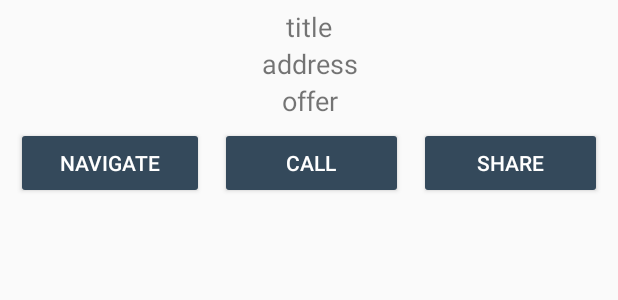
After one commit to Waquar-Syed/NearBy, an Android app: the layout info_dialog.xml on its own in the app's theme, with its tools: preview values and no code run, on a phone screen of 412 x 824 dp. The commit adds this screen. Shown: the top 300 px of the screen. Run offline under Robolectric (Android 15) with nearby library versions, the phone set to English and light mode, and no system bars; network calls fail.

Commit message:
Added Dialog and Api call

```diff
--- a/app/src/main/AndroidManifest.xml
+++ b/app/src/main/AndroidManifest.xml
@@ -5,6 +5,7 @@
     <uses-permission android:name="android.permission.INTERNET"/>
     <uses-permission android:name="android.permission.ACCESS_COARSE_LOCATION"/>
     <application
+        android:name=".ApplicationController"
         android:allowBackup="true"
         android:icon="@mipmap/ic_launcher"
         android:label="@string/app_name"
--- a/app/src/main/java/in/nj/nearby/common/AppConstants.java
+++ b/app/src/main/java/in/nj/nearby/common/AppConstants.java
@@ -19,4 +19,7 @@ public class AppConstants {
         items.add("Electronics");
         return items;
     }
+
+    public static final String GET_ADDRESS_URL = "https://maps.googleapis.com/maps/api/geocode/json?";
+    public static final String GET_POS_URL = "http://192.168.43.228:8080/api/getPOS?";
 }
--- a/app/src/main/res/layout/activity_map.xml
+++ b/app/src/main/res/layout/activity_map.xml
@@ -35,6 +35,8 @@
             android:layout_width="match_parent"
             android:layout_height="22dp"
             android:hint="Search"
+            android:textColor="@color/grey_blue"
+            android:textStyle="bold"
             android:layout_margin="10dp"
             android:drawableLeft="@drawable/search"/>
 
--- /dev/null
+++ b/app/src/main/res/layout/custom_info_window.xml
@@ -0,0 +1,5 @@
+<?xml version="1.0" encoding="utf-8"?>
+<RelativeLayout xmlns:android="http://schemas.android.com/apk/res/android"
+    android:layout_width="match_parent" android:layout_height="match_parent">
+
+</RelativeLayout>
--- /dev/null
+++ b/app/src/main/res/layout/info_dialog.xml
@@ -0,0 +1,67 @@
+<?xml version="1.0" encoding="utf-8"?>
+<LinearLayout xmlns:android="http://schemas.android.com/apk/res/android"
+    android:layout_width="match_parent"
+    android:layout_height="wrap_content"
+    android:orientation="vertical"
+    android:padding="5dp"
+    android:layout_gravity="center_horizontal">
+
+    <TextView
+        android:id="@+id/title"
+        android:layout_width="match_parent"
+        android:layout_height="wrap_content"
+        android:textSize="18sp"
+        android:text="title"
+        android:gravity="center"/>
+    <TextView
+        android:id="@+id/address"
+        android:layout_width="match_parent"
+        android:layout_height="wrap_content"
+        android:textSize="18sp"
+        android:gravity="center"
+        android:text="address"/>
+
+    <TextView
+        android:id="@+id/offer"
+        android:layout_width="match_parent"
+        android:layout_height="wrap_content"
+        android:textSize="18sp"
+        android:gravity="center"
+        android:text="offer"/>
+
+    <LinearLayout
+        android:layout_width="match_parent"
+        android:layout_height="wrap_content"
+        android:orientation="horizontal"
+        android:weightSum="3">
+        <Button
+            android:id="@+id/btn_navigate"
+            android:layout_width="wrap_content"
+            android:layout_height="wrap_content"
+            android:backgroundTint="@color/grey_blue"
+            android:textColor="@color/white"
+            android:layout_weight="1"
+            android:layout_margin="5dp"
+            android:text="navigate"/>
+
+        <Button
+            android:id="@+id/btn_call"
+            android:layout_width="wrap_content"
+            android:layout_height="wrap_content"
+            android:layout_margin="5dp"
+            android:backgroundTint="@color/grey_blue"
+            android:textColor="@color/white"
+            android:layout_weight="1"
+            android:text="call"/>
+        <Button
+            android:id="@+id/btn_share"
+            android:layout_margin="5dp"
+            android:layout_width="wrap_content"
+            android:layout_height="wrap_content"
+            android:backgroundTint="@color/grey_blue"
+            android:textColor="@color/white"
+            android:layout_weight="1"
+            android:text="share"/>
+    </LinearLayout>
+
+</LinearLayout>
--- a/app/src/main/res/values/colors.xml
+++ b/app/src/main/res/values/colors.xml
@@ -1,6 +1,11 @@
 <?xml version="1.0" encoding="utf-8"?>
 <resources>
-    <color name="colorPrimary">#3F51B5</color>
-    <color name="colorPrimaryDark">#303F9F</color>
-    <color name="colorAccent">#FF4081</color>
+    <color name="colorPrimary">#2c3e50</color>
+    <color name="colorPrimaryDark">#2c3e50</color>
+    <color name="colorAccent">#2c3e50</color>
+    <color name="grey_blue">#34495b</color>
+    <color name="grey_blue_dark">#2c3e50</color>
+    <color name="grey_blue_light">#3C6478</color>
+    <color name="white">#FFFFFF</color>
+    <color name="light_grey">#EBEBEB</color>
 </resources>
--- a/build.gradle
+++ b/build.gradle
@@ -4,14 +4,15 @@
  // Top-level build file where you can add configuration options common to all sub-projects/modules.
 
 buildscript {
+    ext.kotlin_version = '1.2.0'
 
     repositories {
         google()
         jcenter()
     }
     dependencies {
-        classpath 'com.android.tools.build:gradle:3.0.0-beta7'
-
+        classpath 'com.android.tools.build:gradle:3.0.1'
+        classpath "org.jetbrains.kotlin:kotlin-gradle-plugin:$kotlin_version"
 
         // NOTE: Do not place your application dependencies here; they belong
         // in the individual module build.gradle files
```
Also changed, not shown: app/build.gradle (+8 -0 lines), app/src/main/java/in/nj/nearby/ApplicationController.java (added, +57 -0 lines), app/src/main/java/in/nj/nearby/model/model.kt (added, +47 -0 lines), app/src/main/java/in/nj/nearby/services/ServerCommunication.java (added, +59 -0 lines), app/src/main/java/in/nj/nearby/views/LocationActivity.java (+154 -20 lines), app/src/main/res/drawable-hdpi/ic_here.png (added), app/src/main/res/drawable-mdpi/ic_here.png (added), app/src/main/res/drawable-xhdpi/ic_here.png (added), app/src/main/res/drawable-xxhdpi/ic_here.png (added).
